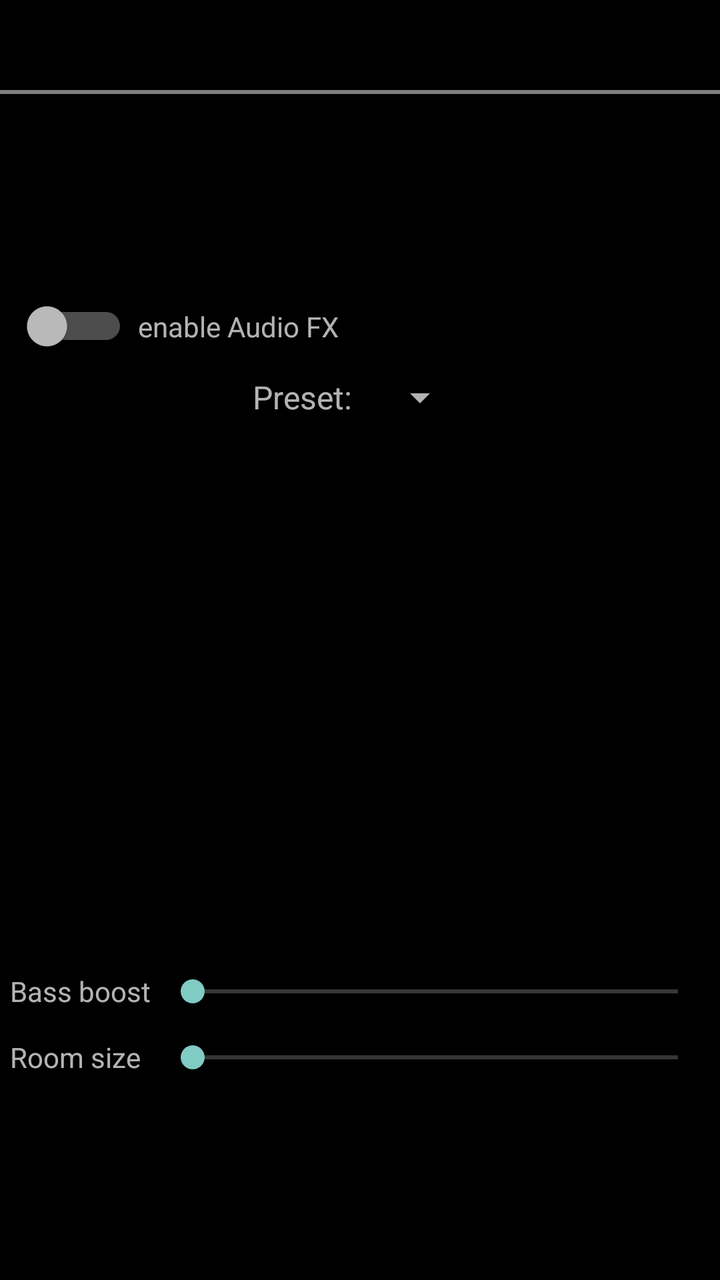
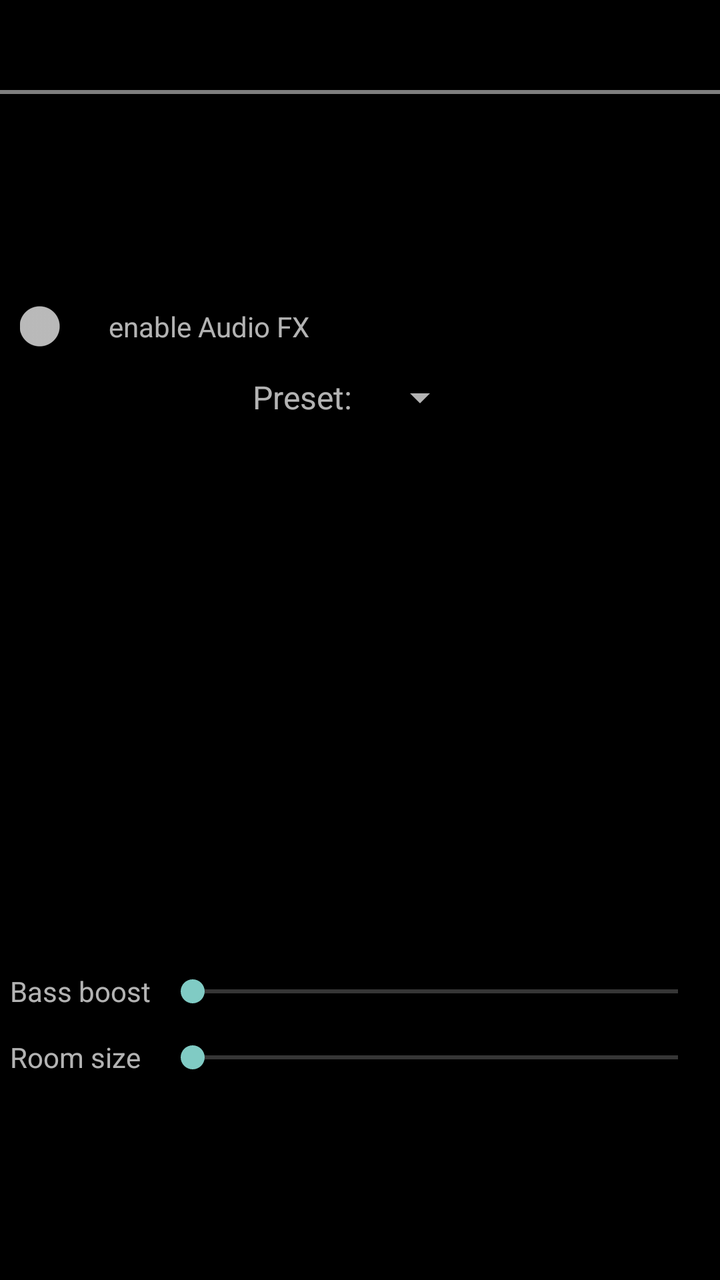

The first picture is an Android layout as it rendered before a commit; the second is the same layout after the commit. The layout source and the unified diff follow.
<!-- AndroidManifest.xml: application theme Apollo.Theme.Dark -->
<!-- res/layout/activity_audiofx.xml -->
<?xml version="1.0" encoding="utf-8"?>
<androidx.constraintlayout.widget.ConstraintLayout xmlns:android="http://schemas.android.com/apk/res/android"
	xmlns:app="http://schemas.android.com/apk/res-auto"
	xmlns:tools="http://schemas.android.com/tools"
	android:id="@+id/audiofx_root"
	android:layout_width="match_parent"
	android:layout_height="match_parent"
	tools:context=".ui.activities.AudioFxActivity">

	<androidx.appcompat.widget.Toolbar
		android:id="@+id/audiofx_toolbar"
		android:layout_width="0dp"
		android:layout_height="@dimen/toolbar_height"
		app:layout_constraintStart_toStartOf="parent"
		app:layout_constraintTop_toTopOf="parent"
		app:layout_constraintEnd_toEndOf="parent" />

	<org.nuclearfog.apollo.ui.views.ColorStrip
		android:id="@+id/audiofx_colorstrip"
		android:layout_width="0dp"
		android:layout_height="@dimen/colorstrip_height"
		app:layout_constraintStart_toStartOf="parent"
		app:layout_constraintTop_toBottomOf="@id/audiofx_toolbar"
		app:layout_constraintEnd_toEndOf="parent" />

	<Switch
		android:id="@+id/audiofx_enable"
		android:layout_width="wrap_content"
		android:layout_height="wrap_content"
		android:layout_marginStart="10dp"
		android:layout_marginBottom="5dp"
		android:layout_marginEnd="5dp"
		app:layout_constraintStart_toStartOf="parent"
		app:layout_constraintTop_toBottomOf="@id/audiofx_colorstrip"
		app:layout_constraintBottom_toTopOf="@id/audiofx_preset"
		app:layout_constraintEnd_toStartOf="@id/audiofx_enable_label"
		tools:ignore="UseSwitchCompatOrMaterialXml,TouchTargetSizeCheck"
		app:layout_constraintVertical_chainStyle="packed" />

	<TextView
		android:id="@+id/audiofx_enable_label"
		android:layout_width="0dp"
		android:layout_height="wrap_content"
		android:text="@string/label_enable_equalizer"
		android:layout_marginEnd="5dp"
		app:layout_constraintStart_toEndOf="@id/audiofx_enable"
		app:layout_constraintTop_toTopOf="@id/audiofx_enable"
		app:layout_constraintBottom_toBottomOf="@id/audiofx_enable"
		app:layout_constraintEnd_toEndOf="parent" />

	<TextView
		android:id="@+id/audiofx_preset_label"
		android:layout_width="wrap_content"
		android:layout_height="wrap_content"
		android:lines="1"
		android:text="@string/label_preset"
		android:textSize="@dimen/text_size_medium"
		android:layout_marginEnd="10dp"
		app:layout_constraintHorizontal_chainStyle="packed"
		app:layout_constraintStart_toStartOf="parent"
		app:layout_constraintTop_toTopOf="@id/audiofx_preset"
		app:layout_constraintBottom_toBottomOf="@id/audiofx_preset"
		app:layout_constraintEnd_toStartOf="@id/audiofx_preset" />

	<Spinner
		android:id="@+id/audiofx_preset"
		android:layout_width="wrap_content"
		android:layout_height="wrap_content"
		android:layout_marginTop="5dp"
		android:layout_marginBottom="5dp"
		app:layout_constraintHorizontal_chainStyle="packed"
		app:layout_constraintStart_toEndOf="@id/audiofx_preset_label"
		app:layout_constraintTop_toBottomOf="@id/audiofx_enable"
		app:layout_constraintBottom_toTopOf="@id/audiofx_eq_scroll"
		app:layout_constraintEnd_toEndOf="parent"
		tools:listitem="@layout/list_item_dropdown" />

	<androidx.recyclerview.widget.RecyclerView
		android:id="@+id/audiofx_eq_scroll"
		android:layout_width="wrap_content"
		android:layout_height="0dp"
		android:layout_marginStart="5dp"
		android:layout_marginLeft="5dp"
		android:layout_marginEnd="5dp"
		android:layout_marginRight="5dp"
		app:layout_constraintHeight_percent="0.4"
		app:layout_constraintStart_toStartOf="parent"
		app:layout_constraintTop_toBottomOf="@id/audiofx_preset"
		app:layout_constraintBottom_toTopOf="@id/audiofx_bass_boost"
		app:layout_constraintEnd_toEndOf="parent" />

	<TextView
		android:id="@+id/audiofx_bass_boost_label"
		android:layout_width="wrap_content"
		android:layout_height="wrap_content"
		android:text="@string/label_bass_boost"
		android:layout_marginStart="5dp"
		app:layout_constraintStart_toStartOf="parent"
		app:layout_constraintTop_toTopOf="@id/audiofx_bass_boost"
		app:layout_constraintBottom_toBottomOf="@id/audiofx_bass_boost" />


	<TextView
		android:id="@+id/audiofx_reverb_label"
		android:layout_width="wrap_content"
		android:layout_height="wrap_content"
		android:text="@string/label_reverb"
		android:layout_marginStart="5dp"

		app:layout_constraintStart_toStartOf="parent"
		app:layout_constraintTop_toTopOf="@id/audiofx_reverb"
		app:layout_constraintBottom_toBottomOf="@id/audiofx_reverb" />

	<androidx.constraintlayout.widget.Barrier
		android:id="@+id/seekbar_label_barrier"
		android:layout_width="wrap_content"
		android:layout_height="wrap_content"
		app:barrierDirection="end"
		app:constraint_referenced_ids="audiofx_bass_boost_label,audiofx_reverb_label" />

	<SeekBar
		android:id="@+id/audiofx_bass_boost"
		android:layout_width="0dp"
		android:layout_height="wrap_content"
		android:layout_marginStart="5dp"
		android:layout_marginLeft="5dp"
		android:layout_marginTop="15dp"
		android:layout_marginEnd="5dp"
		android:layout_marginRight="5dp"
		app:layout_constraintStart_toEndOf="@id/seekbar_label_barrier"
		app:layout_constraintTop_toBottomOf="@id/audiofx_eq_scroll"
		app:layout_constraintBottom_toTopOf="@id/audiofx_reverb"
		app:layout_constraintEnd_toEndOf="parent" />

	<SeekBar
		android:id="@+id/audiofx_reverb"
		android:layout_width="0dp"
		android:layout_height="wrap_content"
		android:layout_marginStart="5dp"
		android:layout_marginLeft="5dp"
		android:layout_marginTop="15dp"
		android:layout_marginEnd="5dp"
		android:layout_marginRight="5dp"
		app:layout_constraintStart_toEndOf="@id/seekbar_label_barrier"
		app:layout_constraintTop_toBottomOf="@id/audiofx_bass_boost"
		app:layout_constraintBottom_toBottomOf="parent"
		app:layout_constraintEnd_toEndOf="parent" />

</androidx.constraintlayout.widget.ConstraintLayout>
<!-- res/layout/list_item_dropdown.xml (included above) -->
<?xml version="1.0" encoding="utf-8"?>
<LinearLayout xmlns:android="http://schemas.android.com/apk/res/android"
	android:layout_width="match_parent"
	android:layout_height="wrap_content">

	<TextView
		android:id="@+id/list_item_dropdown_text"
		android:layout_width="match_parent"
		android:layout_height="wrap_content"
		android:textSize="@dimen/text_size_medium"
		android:lines="1"
		android:layout_margin="5dp" />

</LinearLayout>
<!-- resources referenced by this layout -->
<resources>
  <dimen name="colorstrip_height">2.0dp</dimen>
  <dimen name="text_size_medium">16.0sp</dimen>
  <dimen name="toolbar_height">45dp</dimen>
  <string name="label_bass_boost">Bass boost</string>
  <string name="label_enable_equalizer">enable Audio FX</string>
  <string name="label_preset">Preset:</string>
  <string name="label_reverb">Room size</string>
  <style name="Apollo.Theme.Dark" parent="Theme.AppCompat.NoActionBar">
  		<item name="android:colorPrimaryDark">@color/apollo_dark</item>
  		<item name="android:windowActionBar">false</item>
  		<item name="android:windowNoTitle">true</item>
  		<item name="android:colorAccent">@android:color/white</item>
  		<item name="android:colorBackground">@android:color/black</item>
  		<item name="android:windowContentOverlay">@null</item>
  		<item name="android:windowAnimationStyle">@style/TransactionPending</item>
  		<item name="android:navigationBarColor">@android:color/black</item>
  		<item name="android:fitsSystemWindows">true</item>
  	</style>
  <color name="apollo_dark">#ff0a0a0a</color>
  <style name="TransactionPending" parent="@android:style/Animation">
  		<item name="android:activityOpenEnterAnimation">@android:anim/fade_in</item>
  		<item name="android:activityOpenExitAnimation">@android:anim/fade_out</item>
  		<item name="android:activityCloseEnterAnimation">@android:anim/fade_in</item>
  		<item name="android:activityCloseExitAnimation">@android:anim/fade_out</item>
  	</style>
</resources>

<!-- the commit's change to res/layout/activity_audiofx.xml (unified diff, before → after) -->
@@ -23,13 +23,14 @@
 		app:layout_constraintTop_toBottomOf="@id/audiofx_toolbar"
 		app:layout_constraintEnd_toEndOf="parent" />
 
-	<Switch
+	<androidx.appcompat.widget.SwitchCompat
 		android:id="@+id/audiofx_enable"
 		android:layout_width="wrap_content"
 		android:layout_height="wrap_content"
 		android:layout_marginStart="10dp"
 		android:layout_marginBottom="5dp"
 		android:layout_marginEnd="5dp"
+		app:trackTint="@color/transparent_black"
 		app:layout_constraintStart_toStartOf="parent"
 		app:layout_constraintTop_toBottomOf="@id/audiofx_colorstrip"
 		app:layout_constraintBottom_toTopOf="@id/audiofx_preset"
<!-- resource entries referenced after the edit -->
@@ -1,5 +1,6 @@
 <!-- resources referenced by this layout -->
 <resources>
+  <color name="transparent_black">#99000000</color>
   <dimen name="colorstrip_height">2.0dp</dimen>
   <dimen name="text_size_medium">16.0sp</dimen>
   <dimen name="toolbar_height">45dp</dimen>
